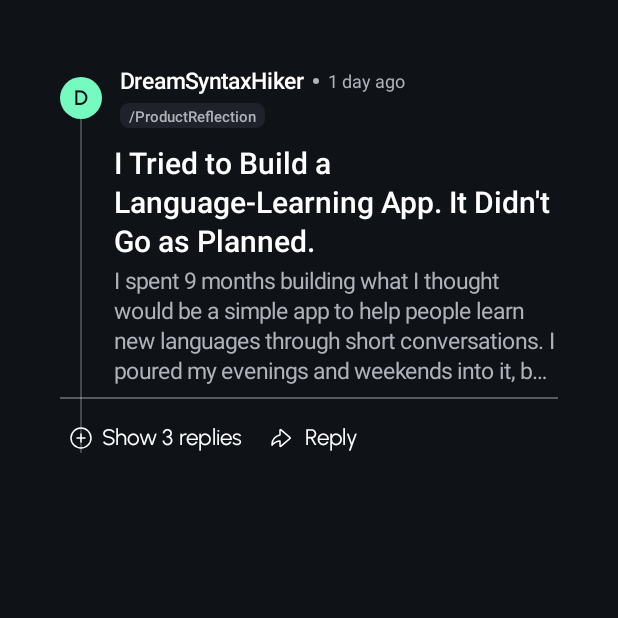
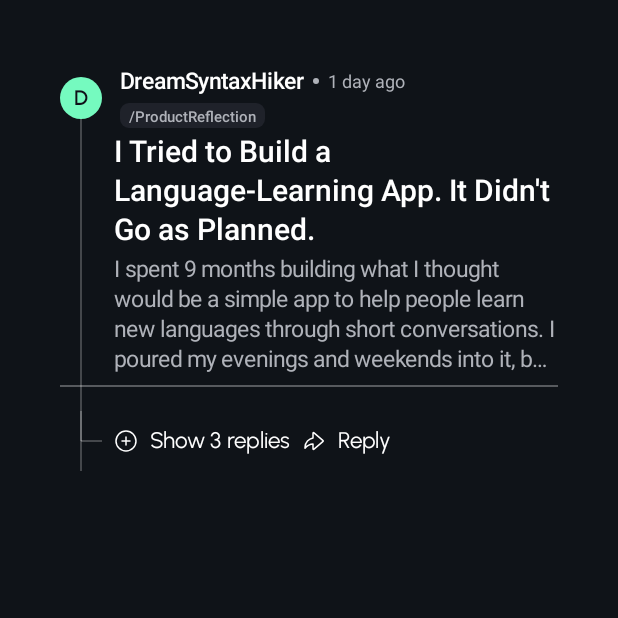
Before and after one commit to abaddona74-glitch/CollapsibleChatThread, an Android app built with Jetpack Compose: the screen it shows after launch (MainActivity), on a phone screen of 412 x 824 dp, the top half of it. Run offline under Robolectric (Android 15) with nearby library versions, the phone set to English and light mode, and no system bars.

Commit message:
feat: Improve comment item layout with dynamic rail alignment and refined action row

```diff
--- a/app/src/main/java/com/maxmudbek/collapsiblechatthread/ui/components/ThreadedComments.kt
+++ b/app/src/main/java/com/maxmudbek/collapsiblechatthread/ui/components/ThreadedComments.kt
@@ -13,6 +13,8 @@ import androidx.compose.material3.Text
 import androidx.compose.runtime.*
 import androidx.compose.runtime.saveable.rememberSaveable
 import androidx.compose.ui.Alignment
+import androidx.compose.ui.layout.onGloballyPositioned
+import androidx.compose.ui.layout.positionInParent
 import androidx.compose.ui.Modifier
 import androidx.compose.ui.draw.clip
 import androidx.compose.ui.draw.drawBehind
@@ -148,20 +150,26 @@ fun CommentItem(
 
             // Part 2: split area (left narrow rail + right text column) — render when we have both title and content
             if (depth == 0 && comment.title != null && comment.content.isNotEmpty()) {
-                Row(modifier = Modifier
-                    .fillMaxWidth()
-                    .padding(top = 8.dp), verticalAlignment = Alignment.Top) {
+                // Remember headline top Y in parent coordinates (px) so the rail can start aligned
+                val headlineTopPx = remember { mutableStateOf<Float?>(null) }
+                // Keep no extra top padding here so the overall comment vertical padding stays
+                // at the outer block's 33.dp as specified.
+                Row(modifier = Modifier.fillMaxWidth(), verticalAlignment = Alignment.Top) {
                     // Left narrow column: 28dp wide with centered vertical rail (30% white)
                     Box(
                         modifier = Modifier
                             .width(28.dp)
-                            .fillMaxHeight()
+                            .wrapContentHeight(Alignment.Top)
                             .drawBehind {
                                 val cx = size.width / 2f
+                                // Start the rail at the headline top if available, otherwise fall back
+                                // to a safe header height to avoid overlapping the avatar.
+                                val startY = headlineTopPx.value ?: headerHeight.toPx()
+                                val endY = size.height
                                 drawLine(
                                     color = Color(0x4DFFFFFF),
-                                    start = Offset(cx, 0f),
-                                    end = Offset(cx, size.height),
+                                    start = Offset(cx, startY.coerceAtLeast(0f)),
+                                    end = Offset(cx, endY),
                                     strokeWidth = 1.dp.toPx()
                                 )
                             }
@@ -173,6 +181,10 @@ fun CommentItem(
                     Column(modifier = Modifier.fillMaxWidth()) {
                         Text(
                             text = comment.title ?: "",
+                            modifier = Modifier.onGloballyPositioned { coords ->
+                                // positionInParent() gives px offset relative to the Row parent.
+                                headlineTopPx.value = coords.positionInParent().y
+                            },
                             style = TextStyle(fontWeight = FontWeight.Medium, fontSize = 20.sp, lineHeight = 26.sp),
                             maxLines = 3,
                             overflow = TextOverflow.Ellipsis
@@ -213,29 +225,56 @@ fun CommentItem(
             // Separator for clearer hierarchy
             Divider(color = ConnectorLine, thickness = 1.dp, modifier = Modifier.padding(vertical = 8.dp))
 
-            // Actions row — position the toggle icon so it aligns with the avatar/rail center
+            // Actions row (Part-3): fixed height 40dp. Left L-shaped connector aligned with avatar.
             val bg = MaterialTheme.colorScheme.background
             val iconTint = if (bg.luminance() < 0.5f) Color.White else Color.Black
             Row(
                 modifier = Modifier
                     .fillMaxWidth()
                     .padding(top = 8.dp)
+                    .height(40.dp)
                     .animateContentSize(),
                 verticalAlignment = Alignment.CenterVertically
             ) {
+                // Left area: reserve avatar width so connector aligns with avatar center
+                Box(
+                    modifier = Modifier
+                        .width(28.dp)
+                        .fillMaxHeight()
+                        .drawBehind {
+                            val cx = size.width / 2f
+                            val verticalLen = 20.dp.toPx()
+                            val horizontalLen = 14.dp.toPx()
+                            // Draw vertical segment (from top of actions box down verticalLen)
+                            drawLine(
+                                color = Color(0x4DFFFFFF),
+                                start = Offset(cx, 0f),
+                                end = Offset(cx, verticalLen),
+                                strokeWidth = 1.dp.toPx()
+                            )
+                            // Draw horizontal segment (to the right) at y = verticalLen
+                            drawLine(
+                                color = Color(0x4DFFFFFF),
+                                start = Offset(cx, verticalLen),
+                                end = Offset(cx + horizontalLen, verticalLen),
+                                strokeWidth = 1.dp.toPx()
+                            )
+                        }
+                )
+
+                Spacer(modifier = Modifier.width(8.dp))
+
+                // Toggle group: icon + text, 8dp spacing between icon and text
                 if (hasReplies) {
                     val label = if (expanded) "Hide replies" else {
                         val c = comment.getTotalReplyCount()
                         if (c == 1) "Show 1 reply" else "Show $c replies"
                     }
-                    // Calculate offset so the toggle icon is centered on the avatar/rail.
-                    // Avatar and icon sizes are in Dp so we can compute the offset in Dp directly.
-                    val iconSize = 16.dp
-                    val toggleOffset = (avatarSize - iconSize) / 2f
 
-                    Box(modifier = Modifier.offset(x = toggleOffset)) {
                     Row(
-                            modifier = Modifier.clickable { expanded = !expanded },
+                        modifier = Modifier
+                            .clickable { expanded = !expanded }
+                            .wrapContentHeight(Alignment.CenterVertically),
                         verticalAlignment = Alignment.CenterVertically
                     ) {
                         Icon(
@@ -244,14 +283,15 @@ fun CommentItem(
                             tint = Color.White,
                             modifier = Modifier.size(16.dp)
                         )
-                            if (!expanded) {
-                                Spacer(Modifier.width(6.dp))
+                        Spacer(Modifier.width(8.dp))
                         Text(text = label, color = Color.White)
                     }
+
+                    Spacer(modifier = Modifier.width(8.dp))
                 }
-                    }
-                    Spacer(Modifier.width(24.dp))
-                }
+
+                // Reply group: icon + text with 8dp spacing
+                Row(verticalAlignment = Alignment.CenterVertically) {
                     Icon(
                         painter = painterResource(id = R.drawable.icon_reply),
                         contentDescription = "Reply",
@@ -260,6 +300,7 @@ fun CommentItem(
                     )
                     Spacer(Modifier.width(8.dp))
                     Text(text = "Reply", color = Color.White)
+                }
             }
 
             // Children (conditional composition, no reserved space when collapsed)
```
Lines whose indentation alone changed are shown as unchanged.
